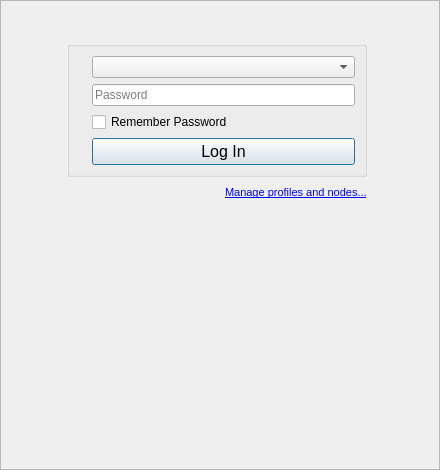
RetroShare/RetroShare, file retroshare-gui/src/gui/StartDialog.ui: the form before one commit.
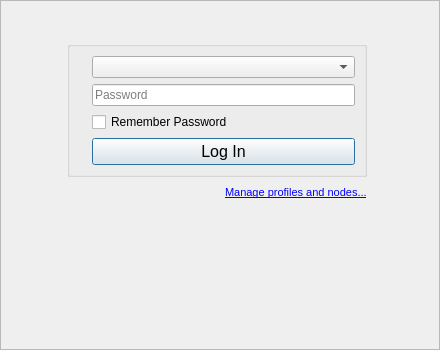
The form after the commit. Icons and pictures are not drawn.

Commit message:
smaller login screen and less blue 1
Login screen was changed because of new code aded so with this code i revert these changes. 1/4

```diff
--- a/retroshare-gui/src/gui/StartDialog.ui
+++ b/retroshare-gui/src/gui/StartDialog.ui
@@ -7,7 +7,7 @@
     <x>0</x>
     <y>0</y>
     <width>440</width>
-    <height>470</height>
+    <height>350</height>
    </rect>
   </property>
   <property name="windowTitle">
```
